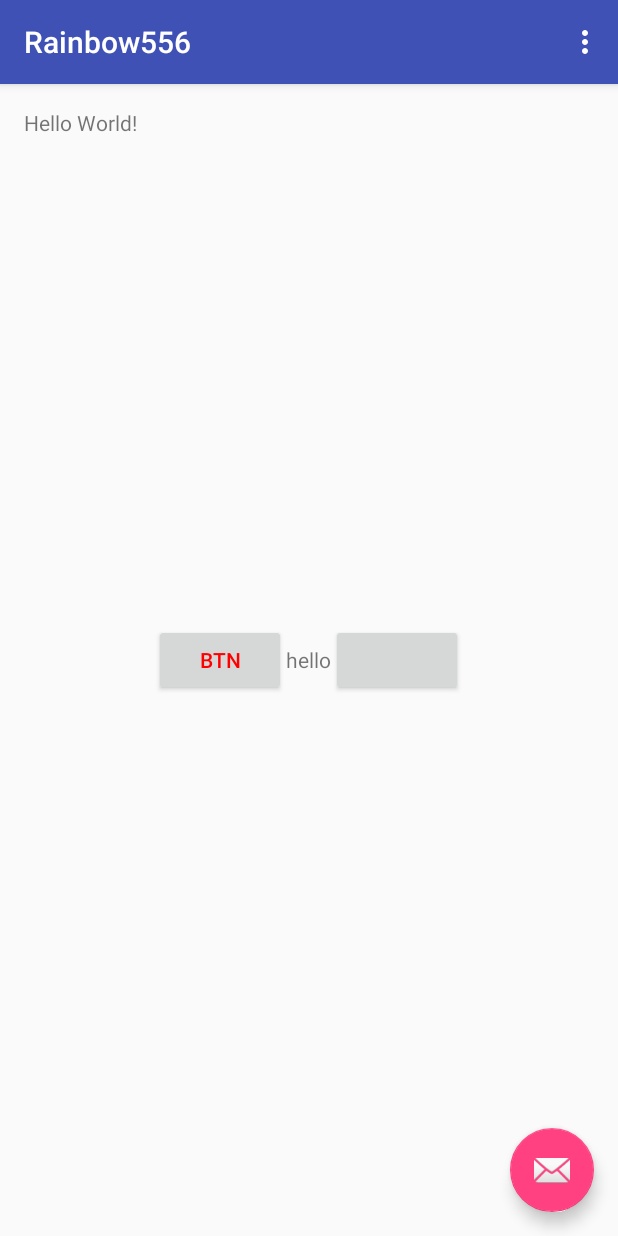
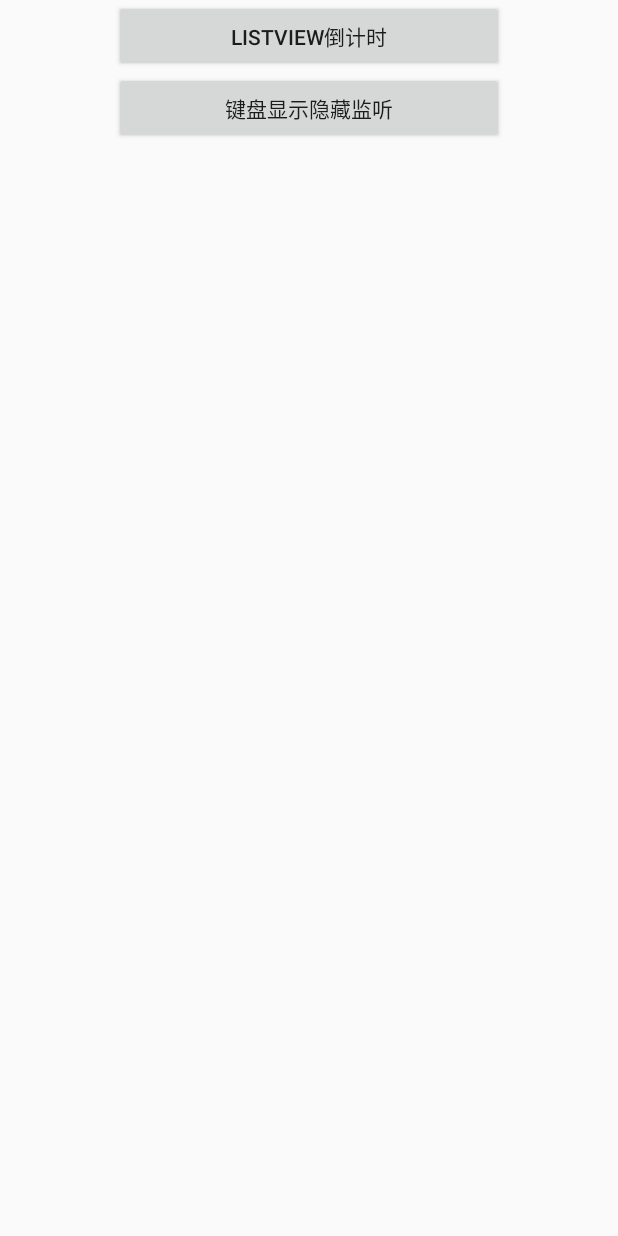
Before and after one commit to Rainbow-556/Case, an Android app: the screen it shows after launch (MainActivity), on a phone screen of 412 x 824 dp. Run offline under Robolectric (Android 15) with nearby library versions, the phone set to English and light mode, and no system bars.

Commit message:
[修改]1.初始化工程

```diff
--- a/app/build.gradle
+++ b/app/build.gradle
@@ -6,7 +6,7 @@ android {
 
     defaultConfig {
         applicationId "com.rainbow556.carlli.rainbow556"
-        minSdkVersion 14
+        minSdkVersion 15
         targetSdkVersion 23
         versionCode 1
         versionName "1.0"
@@ -24,4 +24,5 @@ dependencies {
     testCompile 'junit:junit:4.12'
     compile 'com.android.support:appcompat-v7:23.1.1'
     compile 'com.android.support:design:23.1.1'
+    compile 'net.yslibrary.keyboardvisibilityevent:keyboardvisibilityevent:1.0.0'
 }
--- a/app/src/main/java/com/rainbow556/carlli/rainbow556/MainActivity.java
+++ /dev/null
@@ -1,67 +0,0 @@
-package com.rainbow556.carlli.rainbow556;
-
-import android.os.Bundle;
-import android.support.design.widget.FloatingActionButton;
-import android.support.design.widget.Snackbar;
-import android.support.v7.app.AppCompatActivity;
-import android.support.v7.widget.Toolbar;
-import android.util.Log;
-import android.view.Menu;
-import android.view.MenuItem;
-import android.view.View;
-import android.widget.Button;
-
-import java.util.ArrayList;
-
-public class MainActivity extends AppCompatActivity{
-    private String mStr;
-    private Button btn;
-
-    @Override
-    protected void onCreate(Bundle savedInstanceState){
-        super.onCreate(savedInstanceState);
-        setContentView(R.layout.activity_main);
-        Toolbar toolbar = (Toolbar) findViewById(R.id.toolbar);
-        setSupportActionBar(toolbar);
-        FloatingActionButton fab = (FloatingActionButton) findViewById(R.id.fab);
-        fab.setOnClickListener(new View.OnClickListener(){
-            @Override
-            public void onClick(View view){
-                Snackbar.make(view, "Replace with your own action", Snackbar.LENGTH_LONG).setAction("Action", null).show();
-            }
-        });
-        btn = new Button(this);
-        View.OnClickListener mOnClickListener = null;
-        int i = 5;
-        if(i == 5){
-            Log.e("lx", "kx master");
-        }
-        i += 5;
-        ArrayList<String> list = new ArrayList<String>();
-        for(String s : list){
-        }
-        btn.setTextColor(0);
-    }
-
-    @Override
-    public boolean onCreateOptionsMenu(Menu menu){
-        // Inflate the menu; this adds items to the action bar if it is present.
-        getMenuInflater().inflate(R.menu.menu_main, menu);
-        return true;
-    }
-
-    /**
-     * @param s
-     */
-    private void initMethod(String s){
-    }
-
-    @Override
-    public boolean onOptionsItemSelected(MenuItem item){
-        int id = item.getItemId();
-        if(id == R.id.action_settings){
-            return true;
-        }
-        return super.onOptionsItemSelected(item);
-    }
-}
--- a/app/src/main/res/layout/activity_main.xml
+++ /dev/null
@@ -1,34 +0,0 @@
-<?xml version="1.0" encoding="utf-8"?>
-<android.support.design.widget.CoordinatorLayout xmlns:android="http://schemas.android.com/apk/res/android"
-    xmlns:app="http://schemas.android.com/apk/res-auto"
-    xmlns:tools="http://schemas.android.com/tools"
-    android:layout_width="match_parent"
-    android:layout_height="match_parent"
-    android:fitsSystemWindows="true"
-    tools:context="com.rainbow556.carlli.rainbow556.MainActivity">
-
-    <android.support.design.widget.AppBarLayout
-        android:layout_width="match_parent"
-        android:layout_height="wrap_content"
-        android:theme="@style/AppTheme.AppBarOverlay">
-
-        <android.support.v7.widget.Toolbar
-            android:id="@+id/toolbar"
-            android:layout_width="match_parent"
-            android:layout_height="?attr/actionBarSize"
-            android:background="?attr/colorPrimary"
-            app:popupTheme="@style/AppTheme.PopupOverlay" />
-
-    </android.support.design.widget.AppBarLayout>
-
-    <include layout="@layout/content_main" />
-
-    <android.support.design.widget.FloatingActionButton
-        android:id="@+id/fab"
-        android:layout_width="wrap_content"
-        android:layout_height="wrap_content"
-        android:layout_gravity="bottom|end"
-        android:layout_margin="@dimen/fab_margin"
-        android:src="@android:drawable/ic_dialog_email" />
-
-</android.support.design.widget.CoordinatorLayout>
--- /dev/null
+++ b/app/src/main/res/layout/aty_main.xml
@@ -0,0 +1,25 @@
+<?xml version="1.0" encoding="utf-8"?>
+<ScrollView xmlns:android="http://schemas.android.com/apk/res/android"
+            android:layout_width="match_parent"
+            android:layout_height="match_parent">
+    <LinearLayout
+        android:layout_width="match_parent"
+        android:layout_height="wrap_content"
+        android:orientation="vertical"
+        >
+        <Button
+            android:id="@+id/btn_count_down_listview"
+            android:layout_width="260dp"
+            android:layout_height="wrap_content"
+            android:layout_gravity="center_horizontal"
+            android:onClick="go"
+            android:text="listview倒计时"/>
+        <Button
+            android:id="@+id/btn_keyboard_event"
+            android:layout_width="260dp"
+            android:layout_height="wrap_content"
+            android:layout_gravity="center_horizontal"
+            android:onClick="go"
+            android:text="键盘显示隐藏监听"/>
+    </LinearLayout>
+</ScrollView>
--- a/app/src/main/res/layout/content_main.xml
+++ /dev/null
@@ -1,41 +0,0 @@
-<?xml version="1.0" encoding="utf-8"?>
-<RelativeLayout xmlns:android="http://schemas.android.com/apk/res/android"
-    xmlns:app="http://schemas.android.com/apk/res-auto"
-    xmlns:tools="http://schemas.android.com/tools"
-    android:layout_width="match_parent"
-    android:layout_height="match_parent"
-    android:paddingBottom="@dimen/activity_vertical_margin"
-    android:paddingLeft="@dimen/activity_horizontal_margin"
-    android:paddingRight="@dimen/activity_horizontal_margin"
-    android:paddingTop="@dimen/activity_vertical_margin"
-    app:layout_behavior="@string/appbar_scrolling_view_behavior"
-    tools:context="com.rainbow556.carlli.rainbow556.MainActivity"
-    tools:showIn="@layout/activity_main">
-    <LinearLayout
-        android:layout_width="wrap_content"
-        android:layout_height="wrap_content"
-        android:layout_centerInParent="true">
-        <Button
-            android:layout_width="wrap_content"
-            android:layout_height="wrap_content"
-            android:text="btn"
-            android:textColor="#f00" />
-        <TextView
-            android:layout_width="wrap_content"
-            android:layout_height="wrap_content"
-            android:text="hello" />
-        <TextView
-            android:layout_width="wrap_content"
-            android:layout_height="wrap_content" />
-        <TextView
-            android:layout_width="wrap_content"
-            android:layout_height="wrap_content" />
-        <Button
-            android:layout_width="wrap_content"
-            android:layout_height="match_parent" />
-    </LinearLayout>
-    <TextView
-        android:layout_width="wrap_content"
-        android:layout_height="wrap_content"
-        android:text="Hello World!" />
-</RelativeLayout>
--- a/app/src/main/res/menu/menu_main.xml
+++ b/app/src/main/res/menu/menu_main.xml
@@ -1,7 +1,7 @@
 <menu xmlns:android="http://schemas.android.com/apk/res/android"
     xmlns:app="http://schemas.android.com/apk/res-auto"
     xmlns:tools="http://schemas.android.com/tools"
-    tools:context="com.rainbow556.carlli.rainbow556.MainActivity">
+    tools:context=".activity.MainActivity">
     <item
         android:id="@+id/action_settings"
         android:orderInCategory="100"
--- a/app/src/main/res/values/strings.xml
+++ b/app/src/main/res/values/strings.xml
@@ -1,4 +1,4 @@
 <resources>
-    <string name="app_name">Rainbow556</string>
+    <string name="app_name">LittleSample</string>
     <string name="action_settings">Settings</string>
 </resources>
--- a/app/src/main/res/values/styles.xml
+++ b/app/src/main/res/values/styles.xml
@@ -6,6 +6,8 @@
         <item name="colorPrimary">@color/colorPrimary</item>
         <item name="colorPrimaryDark">@color/colorPrimaryDark</item>
         <item name="colorAccent">@color/colorAccent</item>
+        <item name="windowActionBar">false</item>
+        <item name="windowNoTitle">true</item>
     </style>
 
     <style name="AppTheme.NoActionBar">
--- a/build.gradle
+++ b/build.gradle
@@ -5,7 +5,7 @@ buildscript {
         jcenter()
     }
     dependencies {
-        classpath 'com.android.tools.build:gradle:2.0.0-beta5'
+        classpath 'com.android.tools.build:gradle:2.0.0'
 
         // NOTE: Do not place your application dependencies here; they belong
         // in the individual module build.gradle files
```
Also changed, not shown: app/src/main/AndroidManifest.xml (+12 -6 lines), app/src/main/java/com/rainbow556/carlli/rainbow556/activity/CountDownListViewActivity.java (added, +151 -0 lines), app/src/main/java/com/rainbow556/carlli/rainbow556/activity/KeyboardEventActivity.java (added, +28 -0 lines), app/src/main/java/com/rainbow556/carlli/rainbow556/activity/MainActivity.java (added, +38 -0 lines), app/src/main/res/layout/activity_keyboard_event.xml (added, +18 -0 lines), app/src/main/res/layout/aty_countdown_listview.xml (added, +11 -0 lines), app/src/main/res/layout/list_item.xml (added, +24 -0 lines), app/src/main/res/mipmap-xxhdpi/ic_logo.jpg (added), 1 other file.
